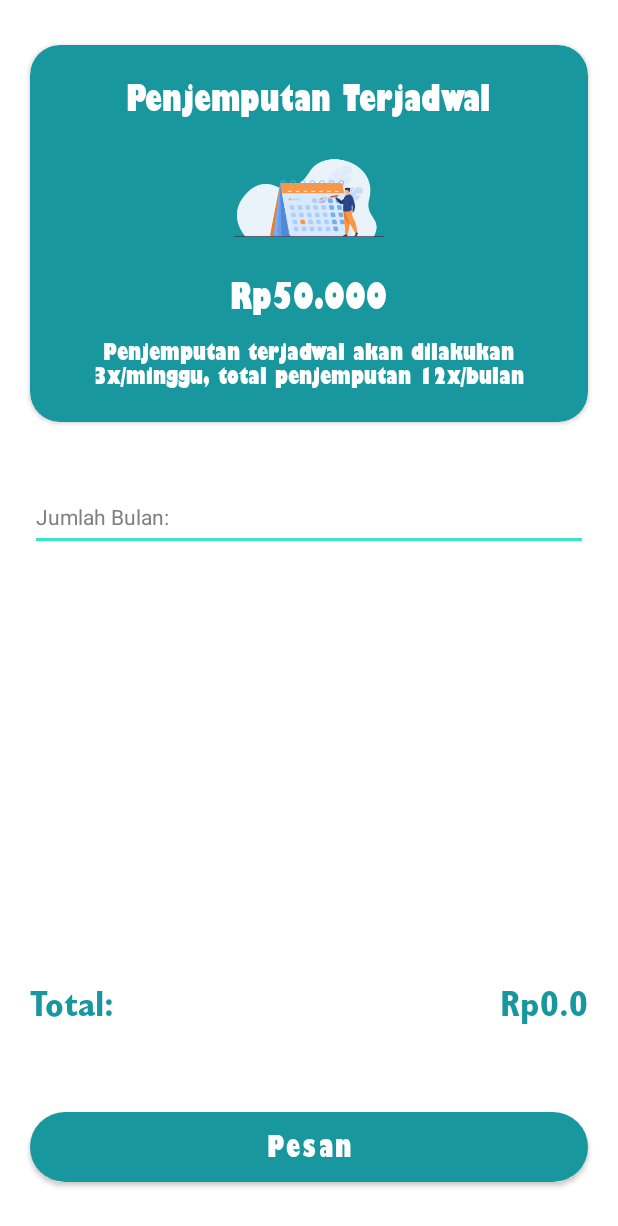
After one commit to Lopniv/SIPP, an Android app: the PaymentActivity screen opened directly, with no data from a screen before it, on a phone screen of 412 x 824 dp. The commit adds this screen. Shown: the top 1226 px of the screen. Run offline under Robolectric (Android 15) with nearby library versions, the light colour scheme and no system bars.

Commit message:
Add payment activity

```diff
--- a/app/build.gradle
+++ b/app/build.gradle
@@ -1,7 +1,7 @@
 plugins {
     id 'com.android.application'
     id 'kotlin-android'
-    id 'kotlin-android-extensions'
+    id 'kotlin-parcelize'
     id 'kotlin-kapt'
     id 'com.google.gms.google-services'
     id 'com.google.firebase.crashlytics'
@@ -69,9 +69,9 @@ dependencies {
     //Firebase
     implementation platform('com.google.firebase:firebase-bom:27.0.0')
     implementation 'com.google.firebase:firebase-analytics-ktx'
-    implementation 'com.google.firebase:firebase-core:18.0.2'
+    implementation 'com.google.firebase:firebase-core:18.0.3'
     implementation 'com.google.firebase:firebase-analytics:18.0.3'
-    implementation 'com.google.firebase:firebase-auth:20.0.3'
+    implementation 'com.google.firebase:firebase-auth:20.0.4'
     implementation 'com.google.firebase:firebase-firestore:22.1.2'
     implementation 'com.google.firebase:firebase-storage:19.2.2'
     implementation 'com.google.firebase:firebase-crashlytics:17.4.1'
--- a/app/src/main/AndroidManifest.xml
+++ b/app/src/main/AndroidManifest.xml
@@ -9,7 +9,8 @@
         android:roundIcon="@mipmap/ic_launcher_round"
         android:supportsRtl="true"
         android:theme="@style/Theme.SIPP">
-        <activity android:name=".ui.activity.PickupCategoryActivity"/>
+        <activity android:name=".ui.activity.PaymentActivity"></activity>
+        <activity android:name=".ui.activity.PickupCategoryActivity" />
         <activity android:name=".ui.activity.CategoryActivity" />
         <activity android:name=".ui.activity.register.RegisterDetailActivity" />
         <activity android:name=".ui.activity.register.RegisterActivity" />
--- a/app/src/main/java/com/android/sipp/adapter/ItemPickupAdapter.kt
+++ b/app/src/main/java/com/android/sipp/adapter/ItemPickupAdapter.kt
@@ -1,5 +1,7 @@
 package com.android.sipp.adapter
 
+import android.content.Context
+import android.content.Intent
 import android.view.LayoutInflater
 import android.view.View
 import android.view.ViewGroup
@@ -9,8 +11,13 @@ import androidx.annotation.NonNull
 import androidx.viewpager.widget.PagerAdapter
 import com.android.sipp.R
 import com.android.sipp.model.ItemPickup
+import com.android.sipp.ui.activity.PaymentActivity
+import com.android.sipp.ui.activity.PaymentActivity.Companion.KEY_PAYMENT
+import com.google.android.material.button.MaterialButton
+import java.text.NumberFormat
+import java.util.*
 
-class ItemPickupAdapter(var models: ArrayList<ItemPickup>) : PagerAdapter() {
+class ItemPickupAdapter(var models: ArrayList<ItemPickup>, var context: Context) : PagerAdapter() {
 
     fun updateItem(model: ArrayList<ItemPickup>) {
         models.clear()
@@ -28,19 +35,27 @@ class ItemPickupAdapter(var models: ArrayList<ItemPickup>) : PagerAdapter() {
 
     @NonNull
     override fun instantiateItem(@NonNull container: ViewGroup, position: Int): Any {
-        val view: View = LayoutInflater.from(container.context).inflate(R.layout.item_pickup, container, false)
+        val view: View = LayoutInflater.from(container.context).inflate(
+            R.layout.item_pickup,
+            container,
+            false
+        )
         val imageView : ImageView = view.findViewById(R.id.iv_pickup_plan)
         val title : TextView = view.findViewById(R.id.tv_pickup_plan)
+        val price : TextView = view.findViewById(R.id.tv_price_plan)
         val desc : TextView = view.findViewById(R.id.tv_desc_plan)
+        val btnChoose: MaterialButton = view.findViewById(R.id.btn_choose_plan)
+        val localeID = Locale("in", "ID")
+        val formatRupiah = NumberFormat.getCurrencyInstance(localeID)
         imageView.setImageResource(models[position].image)
         title.text = models[position].title
+        price.text = formatRupiah.format(models[position].price)
         desc.text = models[position].desc
-//        view.setOnClickListener {
-//            val intent = Intent(context, DetailActivity::class.java)
-//            intent.putExtra("param", models!![position].getTitle())
-//            context!!.startActivity(intent)
-//            // finish();
-//        }
+        btnChoose.setOnClickListener{
+            val intent = Intent(context, PaymentActivity::class.java)
+            intent.putExtra(KEY_PAYMENT, models[position])
+            context.startActivity(intent)
+        }
         container.addView(view, 0)
         return view
     }
--- a/app/src/main/java/com/android/sipp/model/ItemPickup.kt
+++ b/app/src/main/java/com/android/sipp/model/ItemPickup.kt
@@ -1,7 +1,12 @@
 package com.android.sipp.model
 
+import android.os.Parcelable
+import kotlinx.parcelize.Parcelize
+
+@Parcelize
 data class ItemPickup(
     val title: String,
     val image: Int,
+    val price: Int,
     val desc: String
-)
+) : Parcelable
--- /dev/null
+++ b/app/src/main/java/com/android/sipp/ui/activity/PaymentActivity.kt
@@ -0,0 +1,65 @@
+package com.android.sipp.ui.activity
+
+import androidx.appcompat.app.AppCompatActivity
+import android.os.Bundle
+import android.text.Editable
+import android.text.TextWatcher
+import com.android.sipp.R
+import com.android.sipp.databinding.ActivityPaymentBinding
+import com.android.sipp.model.ItemPickup
+import java.text.NumberFormat
+import java.util.*
+
+class PaymentActivity : AppCompatActivity() {
+
+    companion object {
+        const val KEY_PAYMENT = "PAYMENT"
+    }
+    private val localeID = Locale("in", "ID")
+    private val formatRupiah = NumberFormat.getCurrencyInstance(localeID)
+    private var price: Int? = null
+    private var duration: Int = 0
+
+    private lateinit var b: ActivityPaymentBinding
+
+    override fun onCreate(savedInstanceState: Bundle?) {
+        super.onCreate(savedInstanceState)
+        b = ActivityPaymentBinding.inflate(layoutInflater)
+        setContentView(b.root)
+        setObject()
+        retreiveData()
+    }
+
+    private fun setObject() {
+        b.etDuration.addTextChangedListener(textWatcher)
+    }
+
+    private fun retreiveData() {
+        val intent = intent.getParcelableExtra<ItemPickup>(KEY_PAYMENT)
+        price = intent?.price ?:0
+        if (intent != null) {
+            setupData(intent)
+        }
+    }
+
+    private fun setupData(item: ItemPickup) {
+        b.ivPickupPlan.setImageResource(item.image)
+        b.tvPickupPlan.text = item.title
+        b.tvPricePlan.text = formatRupiah.format(item.price)
+        b.tvDescPlan.text = item.desc
+    }
+
+    private val textWatcher = object : TextWatcher {
+        override fun afterTextChanged(s: Editable?) {}
+        override fun beforeTextChanged(s: CharSequence?, start: Int, count: Int, after: Int) {}
+        override fun onTextChanged(s: CharSequence?, start: Int, before: Int, count: Int) {
+            duration = if (b.etDuration.text.toString().isEmpty()){
+                0
+            } else {
+                b.etDuration.text.toString().toInt()
+            }
+            val price = price?.times(duration)
+            b.tvTotalPrice.text = formatRupiah.format(price)
+        }
+    }
+}
--- a/app/src/main/java/com/android/sipp/ui/activity/PickupCategoryActivity.kt
+++ b/app/src/main/java/com/android/sipp/ui/activity/PickupCategoryActivity.kt
@@ -25,7 +25,7 @@ class PickupCategoryActivity : AppCompatActivity(), View.OnClickListener {
     }
 
     private fun initiate() {
-        adapter = ItemPickupAdapter(arrayListOf())
+        adapter = ItemPickupAdapter(arrayListOf(), this)
     }
 
     private fun setListener() {
@@ -37,6 +37,7 @@ class PickupCategoryActivity : AppCompatActivity(), View.OnClickListener {
             ItemPickup(
                 "Penjemputan Terjadwal",
                 R.drawable.bg_pickup,
+                    30000,
                 "Penjemputan terjadwal akan dilakukan 3x/minggu, total penjemputan 12x/bulan"
             )
         )
@@ -44,7 +45,8 @@ class PickupCategoryActivity : AppCompatActivity(), View.OnClickListener {
             ItemPickup(
                 "Penjemputan Langsung",
                 R.drawable.bg_pickup,
-                "Penjemputan terjadwal akan dilakukan 3x/minggu, total penjemputan 12x/bulan"
+                    50000,
+                "Penjemputan akan dilakukan 1 hari setelah permintaan penjemputan"
             )
         )
         adapter.updateItem(model)
--- /dev/null
+++ b/app/src/main/res/layout/activity_payment.xml
@@ -0,0 +1,141 @@
+<?xml version="1.0" encoding="utf-8"?>
+<androidx.constraintlayout.widget.ConstraintLayout
+    xmlns:android="http://schemas.android.com/apk/res/android"
+    xmlns:app="http://schemas.android.com/apk/res-auto"
+    xmlns:tools="http://schemas.android.com/tools"
+    android:layout_width="match_parent"
+    android:layout_height="match_parent"
+    tools:context=".ui.activity.PaymentActivity">
+
+    <androidx.cardview.widget.CardView
+        android:id="@+id/cv_pickup_plan"
+        android:layout_width="match_parent"
+        android:layout_height="wrap_content"
+        android:layout_gravity="center"
+        android:layout_marginTop="30dp"
+        android:layout_marginStart="20dp"
+        android:layout_marginEnd="20dp"
+        app:cardBackgroundColor="@color/green_1000"
+        app:cardCornerRadius="20dp"
+        app:layout_constraintTop_toTopOf="parent"
+        app:layout_constraintStart_toStartOf="parent"
+        app:layout_constraintEnd_toEndOf="parent">
+
+        <RelativeLayout
+            android:layout_width="match_parent"
+            android:layout_height="wrap_content"
+            android:gravity="center"
+            android:padding="20dp">
+
+            <androidx.appcompat.widget.AppCompatTextView
+                android:id="@+id/tv_pickup_plan"
+                android:layout_width="wrap_content"
+                android:layout_height="wrap_content"
+                android:layout_centerHorizontal="true"
+                android:fontFamily="@font/gill_sans_ultra_bold_cond"
+                android:text="Penjemputan Terjadwal"
+                android:textColor="@color/white"
+                android:textSize="24sp" />
+
+            <ImageView
+                android:id="@+id/iv_pickup_plan"
+                android:layout_width="100dp"
+                android:layout_height="100dp"
+                android:layout_below="@id/tv_pickup_plan"
+                android:layout_centerHorizontal="true"
+                android:src="@drawable/bg_pickup" />
+
+            <androidx.appcompat.widget.AppCompatTextView
+                android:id="@+id/tv_price_plan"
+                android:layout_width="wrap_content"
+                android:layout_height="wrap_content"
+                android:layout_below="@id/iv_pickup_plan"
+                android:layout_centerHorizontal="true"
+                android:layout_marginBottom="10dp"
+                android:fontFamily="@font/gill_sans_ultra_bold_cond"
+                android:text="Rp50.000"
+                android:textAlignment="center"
+                android:textColor="@color/white"
+                android:textSize="24sp" />
+
+            <androidx.appcompat.widget.AppCompatTextView
+                android:id="@+id/tv_desc_plan"
+                android:layout_width="wrap_content"
+                android:layout_height="wrap_content"
+                android:layout_below="@id/tv_price_plan"
+                android:layout_centerHorizontal="true"
+                android:fontFamily="@font/gill_sans_ultra_bold_cond"
+                android:text="Penjemputan terjadwal akan dilakukan\n3x/minggu, total penjemputan 12x/bulan"
+                android:textAlignment="center"
+                android:textColor="@color/white"
+                android:textSize="16sp" />
+
+        </RelativeLayout>
+
+    </androidx.cardview.widget.CardView>
+
+    <com.google.android.material.textfield.TextInputLayout
+        android:id="@+id/til_duration"
+        android:layout_width="match_parent"
+        android:layout_height="wrap_content"
+        android:layout_marginStart="20dp"
+        android:layout_marginEnd="20dp"
+        android:layout_marginTop="30dp"
+        style="@style/Widget.Design.TextInputLayout"
+        app:placeholderText="Jumlah Bulan: "
+        app:placeholderTextColor="@color/grey"
+        app:layout_constraintEnd_toEndOf="parent"
+        app:layout_constraintTop_toBottomOf="@id/cv_pickup_plan">
+
+        <com.google.android.material.textfield.TextInputEditText
+            android:id="@+id/et_duration"
+            android:layout_width="match_parent"
+            android:layout_height="wrap_content"
+            android:inputType="number"/>
+
+    </com.google.android.material.textfield.TextInputLayout>
+
+    <androidx.appcompat.widget.AppCompatTextView
+        android:layout_width="wrap_content"
+        android:layout_height="wrap_content"
+        android:layout_marginStart="20dp"
+        android:layout_marginBottom="50dp"
+        android:fontFamily="@font/gill_sans_bold_cond"
+        android:text="Total: "
+        android:textColor="@color/green_1000"
+        android:textSize="24sp"
+        app:layout_constraintBottom_toTopOf="@+id/btn_order"
+        app:layout_constraintStart_toStartOf="parent" />
+
+    <androidx.appcompat.widget.AppCompatTextView
+        android:id="@+id/tv_total_price"
+        android:layout_width="wrap_content"
+        android:layout_height="wrap_content"
+        android:fontFamily="@font/gill_sans_bold_cond"
+        android:text="Rp0.0"
+        android:textSize="24sp"
+        android:textColor="@color/green_1000"
+        android:layout_marginEnd="20dp"
+        android:layout_marginBottom="50dp"
+        app:layout_constraintBottom_toTopOf="@+id/btn_order"
+        app:layout_constraintEnd_toEndOf="parent" />
+
+    <com.google.android.material.button.MaterialButton
+        android:id="@+id/btn_order"
+        android:layout_width="match_parent"
+        android:layout_height="wrap_content"
+        android:layout_marginStart="20dp"
+        android:layout_marginEnd="20dp"
+        android:layout_marginBottom="30dp"
+        android:layout_weight="1"
+        android:fontFamily="@font/gill_sans_ultra_bold_cond"
+        android:padding="10dp"
+        android:text="@string/order"
+        android:textAllCaps="false"
+        android:textSize="20sp"
+        app:cornerRadius="30dp"
+        app:layout_constraintVertical_bias="1.0"
+        tools:layout_editor_absoluteX="20dp"
+        app:layout_constraintBottom_toBottomOf="parent" />
+
+</androidx.constraintlayout.widget.ConstraintLayout>
--- a/app/src/main/res/layout/item_pickup.xml
+++ b/app/src/main/res/layout/item_pickup.xml
@@ -41,10 +41,23 @@
                 android:src="@drawable/bg_pickup" />
 
             <androidx.appcompat.widget.AppCompatTextView
+                android:id="@+id/tv_price_plan"
+                android:layout_width="wrap_content"
+                android:layout_height="wrap_content"
+                android:layout_below="@id/iv_pickup_plan"
+                android:layout_centerHorizontal="true"
+                android:layout_marginBottom="10dp"
+                android:fontFamily="@font/gill_sans_ultra_bold_cond"
+                android:text="Rp50.000"
+                android:textAlignment="center"
+                android:textColor="@color/white"
+                android:textSize="24sp" />
+
+            <androidx.appcompat.widget.AppCompatTextView
                 android:id="@+id/tv_desc_plan"
                 android:layout_width="wrap_content"
                 android:layout_height="wrap_content"
-                android:layout_below="@id/iv_pickup_plan"
+                android:layout_below="@id/tv_price_plan"
                 android:layout_centerHorizontal="true"
                 android:fontFamily="@font/gill_sans_ultra_bold_cond"
                 android:text="Penjemputan terjadwal akan dilakukan\n3x/minggu, total penjemputan 12x/bulan"
--- a/app/src/main/res/values/strings.xml
+++ b/app/src/main/res/values/strings.xml
@@ -20,5 +20,6 @@
     <string name="choose_pickup">Pilih Jenis Penjemputan</string>
     <string name="choose">Pilih</string>
     <string name="pickup_plan">Penjemputan Terjadwal</string>
-    <string name="desc_pickup_plan">Penjemputan terjadwal akan dilakukan<br/>3x/minggu, total penjemputan 12x/bulan</string>
+    <string name="desc_pickup_plan">Penjemputan terjadwal akan dilakukan<br />3x/minggu, total penjemputan 12x/bulan</string>
+    <string name="order">Pesan</string>
 </resources>
```
